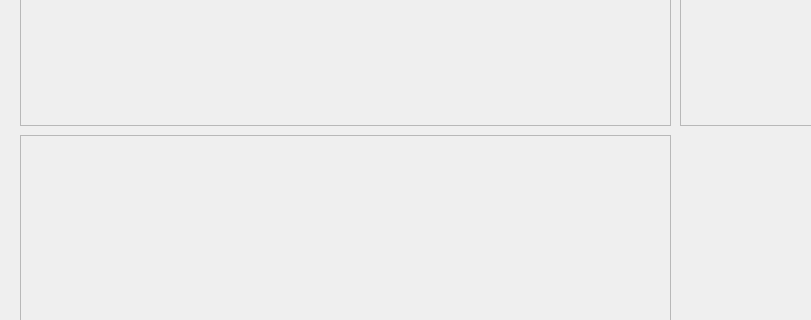
Above: Diseño.ui from AdrianSepulvedaFumanal/Max-and-Henry-s- before the change; both pictures show x 0 to 811 and y 225 to 545 of the 1261 by 805 pixel window. Below: the same form after it.
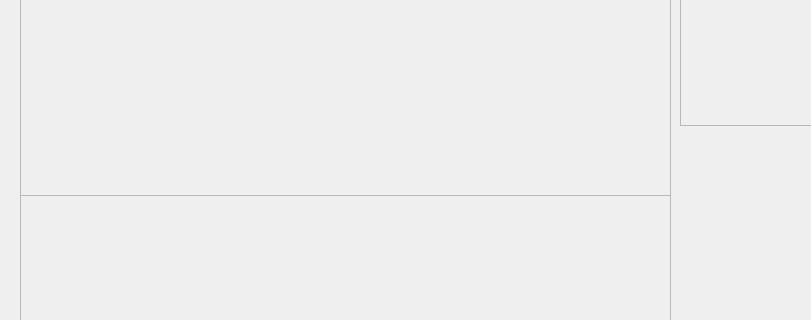
That is the form after the change.

```diff
--- a/Diseño.ui
+++ b/Diseño.ui
@@ -34,9 +34,9 @@
     <property name="geometry">
      <rect>
       <x>20</x>
-      <y>360</y>
+      <y>420</y>
       <width>651</width>
-      <height>391</height>
+      <height>331</height>
      </rect>
     </property>
     <property name="styleSheet">
@@ -55,7 +55,7 @@
       <x>20</x>
       <y>10</y>
       <width>651</width>
-      <height>341</height>
+      <height>411</height>
      </rect>
     </property>
     <property name="styleSheet">
```
